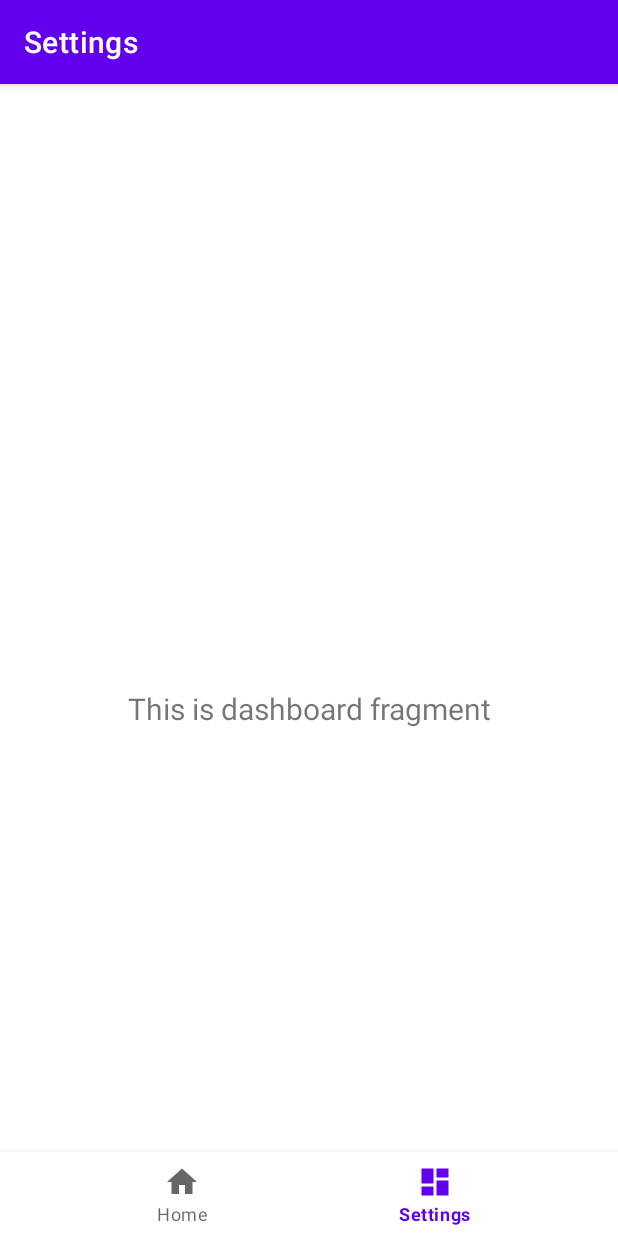
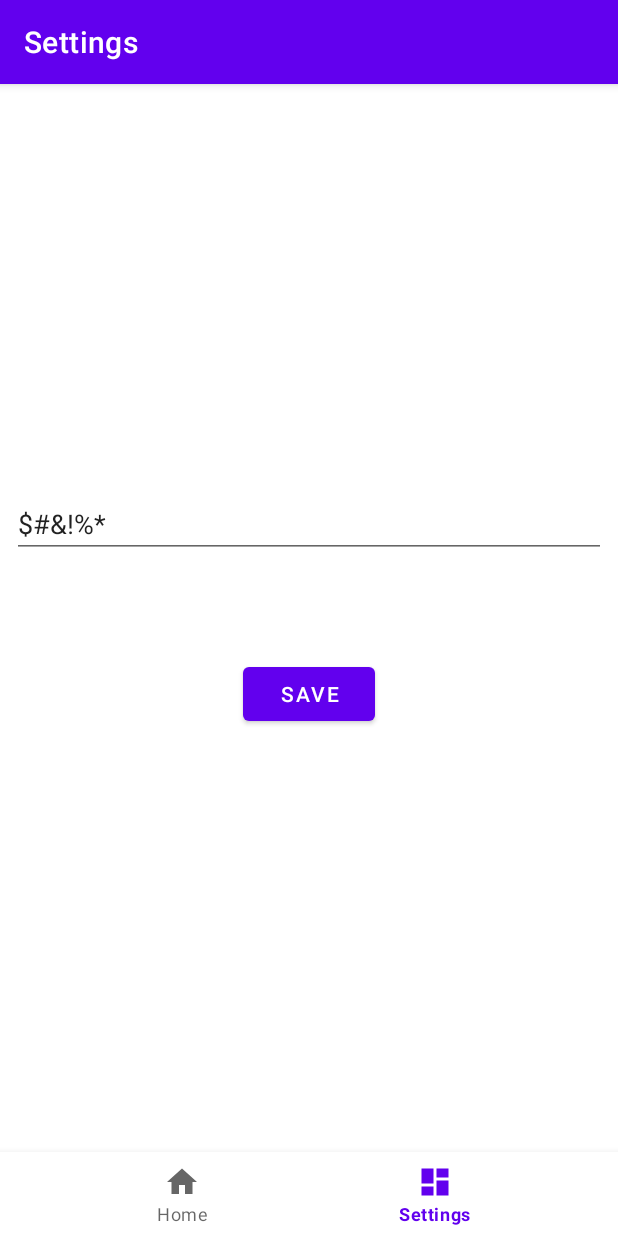
Before and after one commit to NandoErni/PasswordGenerator, an Android app: the screen it shows after launch (MainActivity), item 2 of the bottom bar chosen, on a phone screen of 412 x 824 dp. Run offline under Robolectric (Android 15) with nearby library versions, the phone set to English and light mode, and no system bars; our stand-ins replace navigation-ui.

Commit message:
special characters settings

```diff
--- a/app/src/main/java/com/example/passwordgenerator/ui/settings/SettingsFragment.java
+++ b/app/src/main/java/com/example/passwordgenerator/ui/settings/SettingsFragment.java
@@ -4,6 +4,7 @@ import android.os.Bundle;
 import android.view.LayoutInflater;
 import android.view.View;
 import android.view.ViewGroup;
+import android.widget.EditText;
 import android.widget.TextView;
 
 import androidx.annotation.NonNull;
@@ -13,23 +14,33 @@ import androidx.lifecycle.Observer;
 import androidx.lifecycle.ViewModelProvider;
 
 import com.example.passwordgenerator.R;
+import com.example.passwordgenerator.util.PasswordGenerator;
+import com.example.passwordgenerator.util.SharedPreferencesHandler;
+import com.google.android.material.button.MaterialButton;
 
 public class SettingsFragment extends Fragment {
 
     private SettingsViewModel settingsViewModel;
 
-    public View onCreateView(@NonNull LayoutInflater inflater,
-                             ViewGroup container, Bundle savedInstanceState) {
-        settingsViewModel =
-                new ViewModelProvider(this).get(SettingsViewModel.class);
-        View root = inflater.inflate(R.layout.fragment_settings, container, false);
-        final TextView textView = root.findViewById(R.id.text_settings);
-        settingsViewModel.getText().observe(getViewLifecycleOwner(), new Observer<String>() {
-            @Override
-            public void onChanged(@Nullable String s) {
-                textView.setText(s);
-            }
-        });
-        return root;
+    private View settingsView;
+
+    private EditText specialCharacterText;
+
+    public View onCreateView(@NonNull LayoutInflater inflater, ViewGroup container, Bundle savedInstanceState) {
+        settingsViewModel = new ViewModelProvider(this).get(SettingsViewModel.class);
+        settingsView = inflater.inflate(R.layout.fragment_settings, container, false);
+
+        initUI();
+
+        return settingsView;
     }
+
+    private void initUI() {
+        MaterialButton button = settingsView.findViewById(R.id.save_special_characters);
+        specialCharacterText = settingsView.findViewById(R.id.special_characters);
+
+        specialCharacterText.setText(settingsViewModel.getSpecialCharacters(getContext()));
+        button.setOnClickListener(v -> settingsViewModel.save(specialCharacterText.getText().toString(), getContext()));
+    }
+
 }
--- a/app/src/main/java/com/example/passwordgenerator/ui/settings/SettingsViewModel.java
+++ b/app/src/main/java/com/example/passwordgenerator/ui/settings/SettingsViewModel.java
@@ -1,19 +1,18 @@
 package com.example.passwordgenerator.ui.settings;
 
-import androidx.lifecycle.LiveData;
-import androidx.lifecycle.MutableLiveData;
+import android.content.Context;
+
 import androidx.lifecycle.ViewModel;
 
+import com.example.passwordgenerator.util.PasswordGenerator;
+import com.example.passwordgenerator.util.SharedPreferencesHandler;
+
 public class SettingsViewModel extends ViewModel {
-
-    private MutableLiveData<String> mText;
-
-    public SettingsViewModel() {
-        mText = new MutableLiveData<>();
-        mText.setValue("This is dashboard fragment");
+    public void save(String specialCharacters, Context context) {
+        SharedPreferencesHandler.save(PasswordGenerator.SPECIAL_CHARACTER_KEY, specialCharacters, context);
     }
 
-    public LiveData<String> getText() {
-        return mText;
+    public String getSpecialCharacters(Context context) {
+        return SharedPreferencesHandler.readString(PasswordGenerator.SPECIAL_CHARACTER_KEY, context);
     }
 }
--- a/app/src/main/java/com/example/passwordgenerator/util/PasswordGenerator.java
+++ b/app/src/main/java/com/example/passwordgenerator/util/PasswordGenerator.java
@@ -8,17 +8,15 @@ import java.util.List;
 import java.util.Random;
 
 public class PasswordGenerator {
-    private static final String SPECIAL_CHARACTER_KEY = "specialCharacterPreference";
+    public static final String SPECIAL_CHARACTER_KEY = "specialCharacterPreference";
 
     public static final List<Character> DEFAULT_SPECIAL_CHARACTERS = Arrays.asList('$', '#', '&', '!', '%', '*');
 
     private final Random random;
-    private final SharedPreferencesHandler sharedPreferencesHandler;
     private List<Character> specialCharacters;
 
     public PasswordGenerator() {
         random = new Random();
-        sharedPreferencesHandler = new SharedPreferencesHandler();
         specialCharacters = new ArrayList<>();
     }
 
@@ -77,11 +75,11 @@ public class PasswordGenerator {
     }
 
     public void saveSpecialCharacter(List<Character> specialCharacters, Context context) {
-        sharedPreferencesHandler.save(SPECIAL_CHARACTER_KEY, specialCharacters, context);
+        SharedPreferencesHandler.save(SPECIAL_CHARACTER_KEY, specialCharacters, context);
         this.specialCharacters = specialCharacters;
     }
 
     public List<Character> readSpecialCharacter(Context context) {
-        return sharedPreferencesHandler.readCharacterList(SPECIAL_CHARACTER_KEY, context);
+        return SharedPreferencesHandler.readCharacterList(SPECIAL_CHARACTER_KEY, context);
     }
 }
--- a/app/src/main/java/com/example/passwordgenerator/util/SharedPreferencesHandler.java
+++ b/app/src/main/java/com/example/passwordgenerator/util/SharedPreferencesHandler.java
@@ -6,23 +6,29 @@ import android.content.SharedPreferences;
 import java.util.ArrayList;
 import java.util.List;
 
-public class SharedPreferencesHandler {
+public final class SharedPreferencesHandler {
 
-    public void save(String key, List<Character> characters, Context context) {
+    public static void save(String key, List<Character> characters, Context context) {
+        save(key, listToString(characters), context);
+    }
+
+    public static void save(String key, String data, Context context) {
         SharedPreferences settings = context.getSharedPreferences(key, Context.MODE_PRIVATE);
         SharedPreferences.Editor editor = settings.edit();
-        editor.putString(key, listToString(characters));
+        editor.putString(key, data);
         editor.apply();
     }
 
-    public List<Character> readCharacterList(String key, Context context) {
-        SharedPreferences sharedPref = context.getSharedPreferences(key, Context.MODE_PRIVATE);
-        String out = sharedPref.getString(key, "");
-
-        return stringToList(out);
+    public static List<Character> readCharacterList(String key, Context context) {
+        return stringToList(readString(key, context));
     }
 
-    private List<Character> stringToList(String string) {
+    public static String readString(String key, Context context) {
+        SharedPreferences sharedPref = context.getSharedPreferences(key, Context.MODE_PRIVATE);
+        return sharedPref.getString(key, "");
+    }
+
+    private static List<Character> stringToList(String string) {
         List<Character> characters = new ArrayList<>();
 
         for (int i = 0; i < string.length(); i++) {
@@ -32,7 +38,7 @@ public class SharedPreferencesHandler {
         return characters;
     }
 
-    private String listToString(List<Character> list) {
+    private static String listToString(List<Character> list) {
         StringBuilder builder = new StringBuilder();
         list.forEach(builder::append);
 
--- a/app/src/main/res/layout/fragment_settings.xml
+++ b/app/src/main/res/layout/fragment_settings.xml
@@ -6,17 +6,29 @@
     android:layout_height="match_parent"
     tools:context=".ui.settings.SettingsFragment">
 
-    <TextView
-        android:id="@+id/text_settings"
-        android:layout_width="match_parent"
+    <com.google.android.material.button.MaterialButton
+        android:id="@+id/save_special_characters"
+        android:layout_width="wrap_content"
         android:layout_height="wrap_content"
-        android:layout_marginStart="8dp"
-        android:layout_marginTop="8dp"
-        android:layout_marginEnd="8dp"
-        android:textAlignment="center"
-        android:textSize="20sp"
+        android:text="@string/save"
         app:layout_constraintBottom_toBottomOf="parent"
         app:layout_constraintEnd_toEndOf="parent"
         app:layout_constraintStart_toStartOf="parent"
-        app:layout_constraintTop_toTopOf="parent" />
+        app:layout_constraintTop_toBottomOf="@+id/special_characters"
+        app:layout_constraintVertical_bias="0.165" />
+
+    <EditText
+        android:id="@+id/special_characters"
+        android:layout_width="match_parent"
+        android:layout_height="wrap_content"
+        android:ems="10"
+        android:inputType="text"
+        android:layout_marginStart="8dp"
+        android:layout_marginEnd="8dp"
+        app:layout_constraintBottom_toBottomOf="parent"
+        app:layout_constraintEnd_toEndOf="parent"
+        app:layout_constraintHorizontal_bias="0.596"
+        app:layout_constraintStart_toStartOf="parent"
+        app:layout_constraintTop_toTopOf="parent"
+        app:layout_constraintVertical_bias="0.322" />
 </androidx.constraintlayout.widget.ConstraintLayout>
--- a/app/src/main/res/values/strings.xml
+++ b/app/src/main/res/values/strings.xml
@@ -10,4 +10,5 @@
     <string name="switch_include_special_characters">Special characters</string>
     <string name="password">Password</string>
     <string name="copyPassword">Copied the password to clipboard.</string>
+    <string name="save">Save</string>
 </resources>
```
